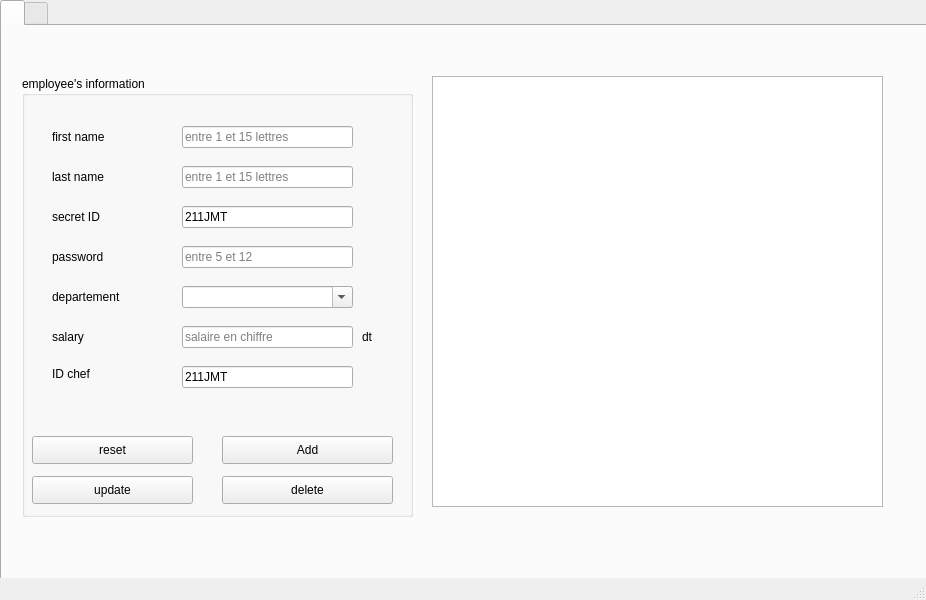
Old version of the form mainwindow.ui in the repository Rayanbha/Smart_EventPlanner_2A21.
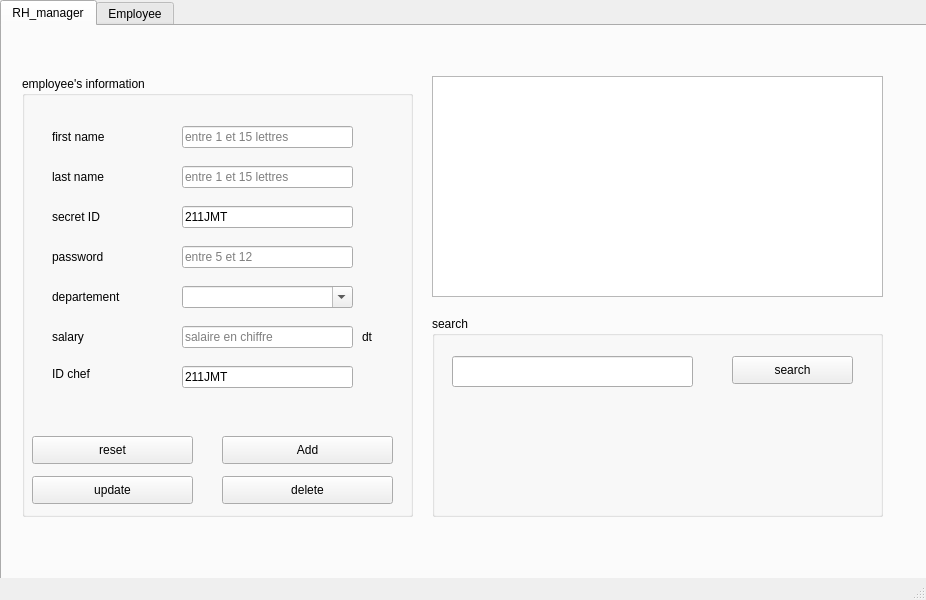
New version of the form. The open tabs and pages were chosen to show the change.

Diff of the .ui file:
```diff
--- a/mainwindow.ui
+++ b/mainwindow.ui
@@ -28,7 +28,7 @@
     </property>
     <widget class="QWidget" name="RH_manager">
      <attribute name="title">
-      <string/>
+      <string>RH_manager</string>
      </attribute>
      <widget class="QGroupBox" name="groupBox">
       <property name="geometry">
@@ -355,7 +355,7 @@
         <x>430</x>
         <y>50</y>
         <width>451</width>
-        <height>431</height>
+        <height>221</height>
        </rect>
       </property>
      </widget>
@@ -372,13 +372,49 @@
        <string/>
       </property>
      </widget>
+     <widget class="QGroupBox" name="groupBox_3">
+      <property name="geometry">
+       <rect>
+        <x>430</x>
+        <y>290</y>
+        <width>451</width>
+        <height>201</height>
+       </rect>
+      </property>
+      <property name="title">
+       <string>search</string>
+      </property>
+      <widget class="QLineEdit" name="lineEdit_search">
+       <property name="geometry">
+        <rect>
+         <x>20</x>
+         <y>40</y>
+         <width>241</width>
+         <height>31</height>
+        </rect>
+       </property>
+      </widget>
+      <widget class="QPushButton" name="pushButton_search">
+       <property name="geometry">
+        <rect>
+         <x>300</x>
+         <y>40</y>
+         <width>121</width>
+         <height>28</height>
+        </rect>
+       </property>
+       <property name="text">
+        <string>search</string>
+       </property>
+      </widget>
+     </widget>
      <zorder>label_pic</zorder>
      <zorder>groupBox</zorder>
      <zorder>tableView1</zorder>
     </widget>
     <widget class="QWidget" name="RH_employees">
      <attribute name="title">
-      <string/>
+      <string>Employee</string>
      </attribute>
      <widget class="QLabel" name="label_pic2">
       <property name="geometry">
```
Left out of the diff: 47 changed lines with no effect on the pictures.
